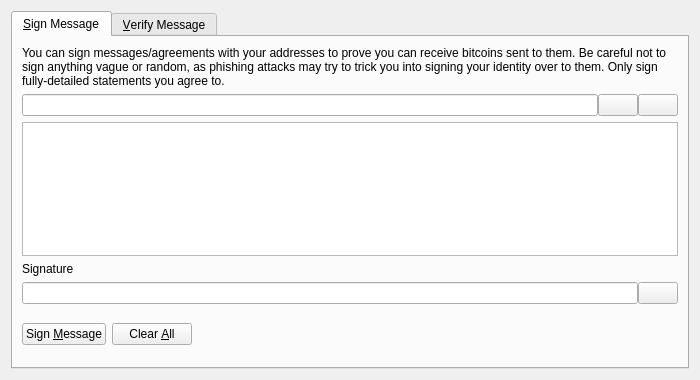
Above: src/qt/forms/signverifymessagedialog.ui from feathercoin2/Feathercoin2 before the change. Below: the same form after it.
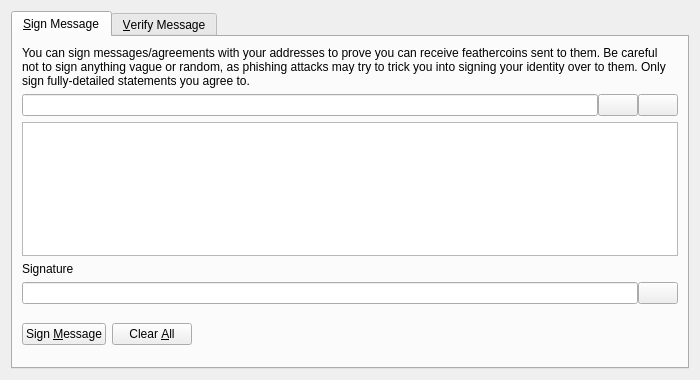
That is the form after the change. Icons and pictures are not drawn. Custom widgets are drawn as their Qt base class.

Commit message: rename bitcoin to feathercoin

Patch:
```diff
--- a/src/qt/forms/signverifymessagedialog.ui
+++ b/src/qt/forms/signverifymessagedialog.ui
@@ -30,7 +30,7 @@
        <item>
         <widget class="QLabel" name="infoLabel_SM">
          <property name="text">
-          <string>You can sign messages/agreements with your addresses to prove you can receive bitcoins sent to them. Be careful not to sign anything vague or random, as phishing attacks may try to trick you into signing your identity over to them. Only sign fully-detailed statements you agree to.</string>
+          <string>You can sign messages/agreements with your addresses to prove you can receive feathercoins sent to them. Be careful not to sign anything vague or random, as phishing attacks may try to trick you into signing your identity over to them. Only sign fully-detailed statements you agree to.</string>
          </property>
          <property name="textFormat">
           <enum>Qt::PlainText</enum>
```
The commit also changes 12 other files.
